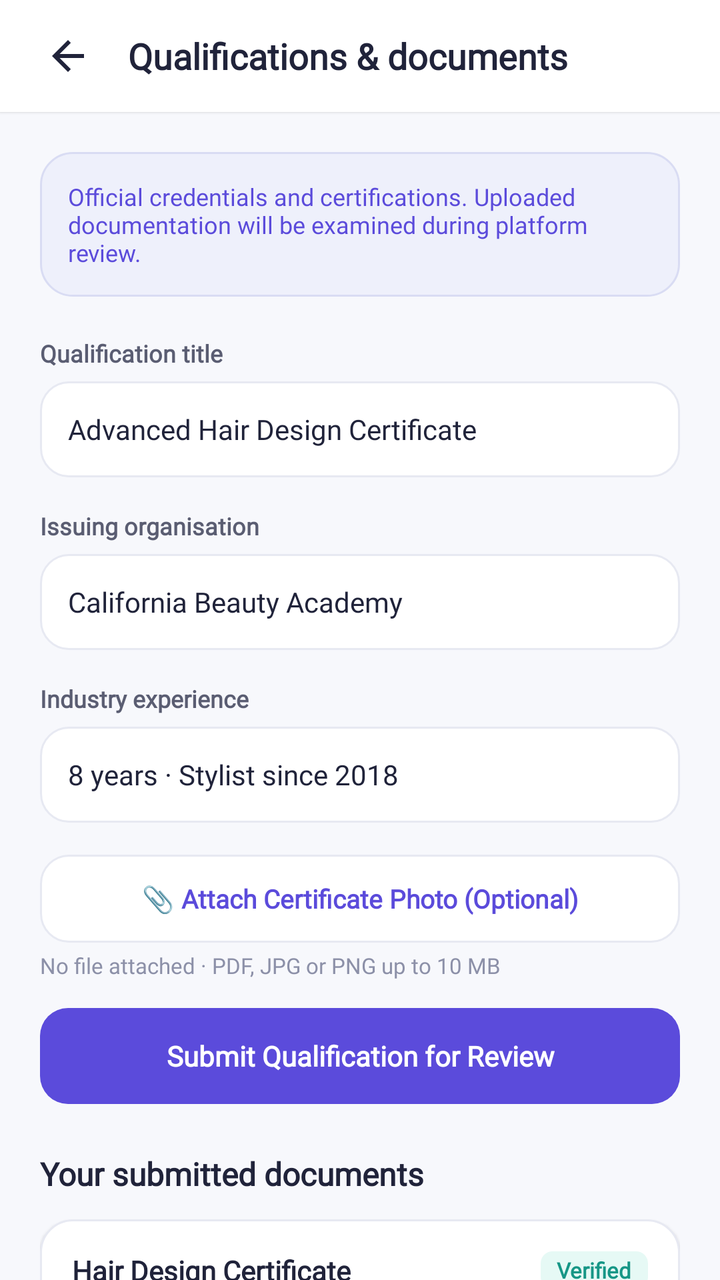
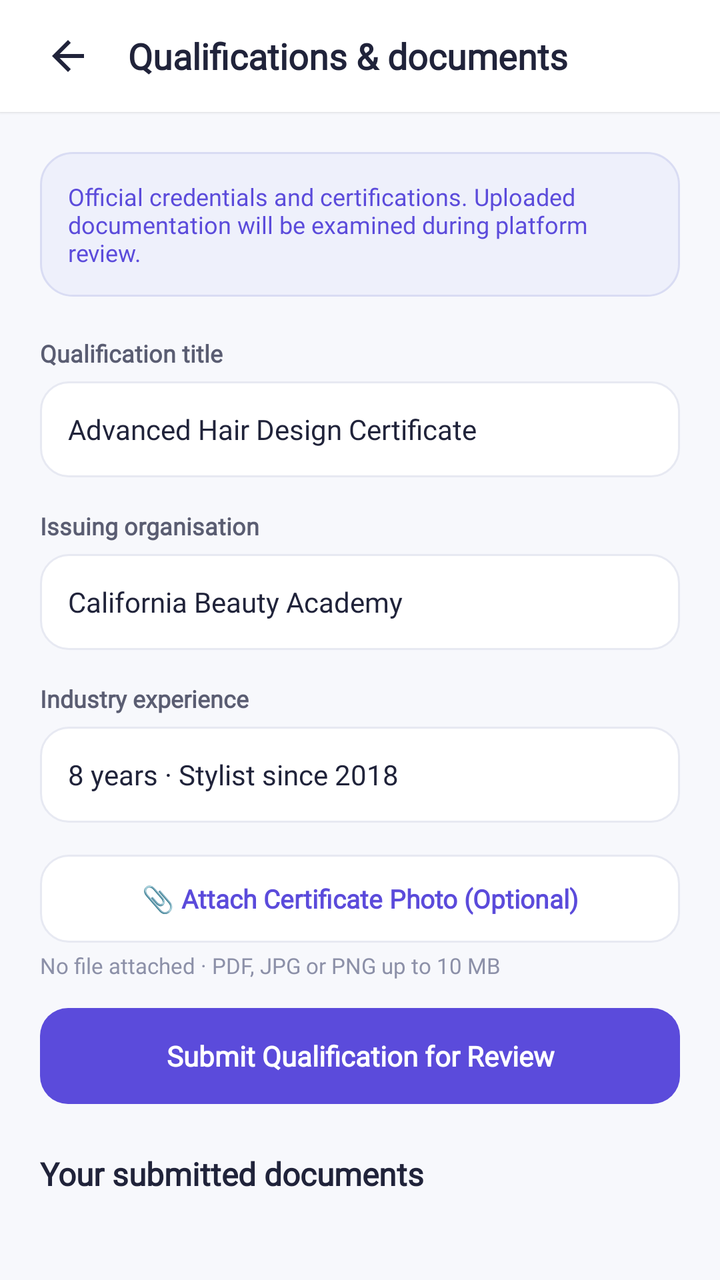

Before-and-after screenshots of an Android layout around one commit, followed by the original layout XML and the change that was made.
<!-- AndroidManifest.xml: application theme Theme.BizBridgeApp -->
<!-- res/layout/fragment_owner_qualifications_documents.xml -->
<?xml version="1.0" encoding="utf-8"?>
<LinearLayout
    xmlns:android="http://schemas.android.com/apk/res/android"
    xmlns:app="http://schemas.android.com/apk/res-auto"
    android:layout_width="match_parent"
    android:layout_height="match_parent"
    android:background="@color/background"
    android:orientation="vertical">

    
    <RelativeLayout
        android:layout_width="match_parent"
        android:layout_height="56dp"
        android:background="@color/surface_white"
        android:elevation="1dp"
        android:paddingStart="16dp"
        android:paddingEnd="16dp">

        <ImageView
            android:id="@+id/btn_back_qualifications"
            android:layout_width="36dp"
            android:layout_height="36dp"
            android:layout_centerVertical="true"
            android:background="?attr/selectableItemBackgroundBorderless"
            android:contentDescription="Back"
            android:padding="6dp"
            android:src="@drawable/ic_arrow_back"
            app:tint="@color/text_primary" />

        <TextView
            android:layout_width="wrap_content"
            android:layout_height="wrap_content"
            android:layout_centerVertical="true"
            android:layout_marginStart="12dp"
            android:layout_toEndOf="@id/btn_back_qualifications"
            android:fontFamily="@font/inter_variable"
            android:text="Qualifications &amp; documents"
            android:textColor="@color/text_primary"
            android:textSize="18sp"
            android:textStyle="bold" />
    </RelativeLayout>

    <androidx.core.widget.NestedScrollView
        android:layout_width="match_parent"
        android:layout_height="0dp"
        android:layout_weight="1"
        android:fillViewport="true">

        <LinearLayout
            android:layout_width="match_parent"
            android:layout_height="wrap_content"
            android:orientation="vertical"
            android:padding="20dp">

            
            <TextView
                android:layout_width="match_parent"
                android:layout_height="wrap_content"
                android:background="@drawable/bg_card_lavender"
                android:fontFamily="@font/inter_variable"
                android:padding="14dp"
                android:text="Official credentials and certifications. Uploaded documentation will be examined during platform review."
                android:textColor="@color/primary"
                android:textSize="12sp" />

            
            <TextView
                android:layout_width="wrap_content"
                android:layout_height="wrap_content"
                android:layout_marginTop="20dp"
                android:fontFamily="@font/inter_variable"
                android:text="Qualification title"
                android:textColor="@color/text_secondary"
                android:textSize="12sp"
                android:textStyle="bold" />

            <EditText
                android:id="@+id/et_doc_qualification_title"
                android:layout_width="match_parent"
                android:layout_height="48dp"
                android:layout_marginTop="6dp"
                android:background="@drawable/bg_input_field"
                android:fontFamily="@font/inter_variable"
                android:paddingStart="14dp"
                android:paddingEnd="14dp"
                android:text="Advanced Hair Design Certificate"
                android:textColor="@color/text_primary"
                android:textSize="14sp" />

            
            <TextView
                android:layout_width="wrap_content"
                android:layout_height="wrap_content"
                android:layout_marginTop="16dp"
                android:fontFamily="@font/inter_variable"
                android:text="Issuing organisation"
                android:textColor="@color/text_secondary"
                android:textSize="12sp"
                android:textStyle="bold" />

            <EditText
                android:id="@+id/et_doc_issuing_org"
                android:layout_width="match_parent"
                android:layout_height="48dp"
                android:layout_marginTop="6dp"
                android:background="@drawable/bg_input_field"
                android:fontFamily="@font/inter_variable"
                android:paddingStart="14dp"
                android:paddingEnd="14dp"
                android:text="California Beauty Academy"
                android:textColor="@color/text_primary"
                android:textSize="14sp" />

            
            <TextView
                android:layout_width="wrap_content"
                android:layout_height="wrap_content"
                android:layout_marginTop="16dp"
                android:fontFamily="@font/inter_variable"
                android:text="Industry experience"
                android:textColor="@color/text_secondary"
                android:textSize="12sp"
                android:textStyle="bold" />

            <EditText
                android:id="@+id/et_doc_experience"
                android:layout_width="match_parent"
                android:layout_height="48dp"
                android:layout_marginTop="6dp"
                android:background="@drawable/bg_input_field"
                android:fontFamily="@font/inter_variable"
                android:paddingStart="14dp"
                android:paddingEnd="14dp"
                android:text="8 years · Stylist since 2018"
                android:textColor="@color/text_primary"
                android:textSize="14sp" />

            
            <LinearLayout
                android:layout_width="match_parent"
                android:layout_height="wrap_content"
                android:layout_marginTop="16dp"
                android:orientation="vertical">

                <androidx.appcompat.widget.AppCompatButton
                    android:id="@+id/btn_select_doc_file"
                    android:layout_width="match_parent"
                    android:layout_height="44dp"
                    android:background="@drawable/bg_button_secondary"
                    android:fontFamily="@font/inter_variable"
                    android:stateListAnimator="@null"
                    android:text="📎 Attach Certificate Photo (Optional)"
                    android:textAllCaps="false"
                    android:textColor="@color/primary"
                    android:textSize="13sp"
                    android:textStyle="bold" />

                <TextView
                    android:id="@+id/tv_attached_file_status"
                    android:layout_width="wrap_content"
                    android:layout_height="wrap_content"
                    android:layout_marginTop="4dp"
                    android:fontFamily="@font/inter_variable"
                    android:text="No file attached · PDF, JPG or PNG up to 10 MB"
                    android:textColor="@color/text_muted"
                    android:textSize="11sp" />
            </LinearLayout>

            
            <androidx.appcompat.widget.AppCompatButton
                android:id="@+id/btn_upload_document"
                android:layout_width="match_parent"
                android:layout_height="48dp"
                android:layout_marginTop="14dp"
                android:background="@drawable/bg_button_primary"
                android:fontFamily="@font/inter_variable"
                android:stateListAnimator="@null"
                android:text="Submit Qualification for Review"
                android:textAllCaps="false"
                android:textColor="@color/surface_white"
                android:textSize="14sp"
                android:textStyle="bold" />

            
            <TextView
                android:layout_width="wrap_content"
                android:layout_height="wrap_content"
                android:layout_marginTop="24dp"
                android:fontFamily="@font/inter_variable"
                android:text="Your submitted documents"
                android:textColor="@color/text_primary"
                android:textSize="16sp"
                android:textStyle="bold" />

            <LinearLayout
                android:id="@+id/ll_submitted_documents_container"
                android:layout_width="match_parent"
                android:layout_height="wrap_content"
                android:orientation="vertical">

            
            <LinearLayout
                android:layout_width="match_parent"
                android:layout_height="wrap_content"
                android:layout_marginTop="12dp"
                android:background="@drawable/bg_card_white"
                android:elevation="1dp"
                android:orientation="vertical"
                android:padding="16dp">

                <RelativeLayout
                    android:layout_width="match_parent"
                    android:layout_height="wrap_content">

                    <TextView
                        android:layout_width="wrap_content"
                        android:layout_height="wrap_content"
                        android:fontFamily="@font/inter_variable"
                        android:text="Hair Design Certificate"
                        android:textColor="@color/text_primary"
                        android:textSize="14sp"
                        android:textStyle="bold" />

                    <TextView
                        android:layout_width="wrap_content"
                        android:layout_height="wrap_content"
                        android:layout_alignParentEnd="true"
                        android:background="@drawable/bg_tag_verified"
                        android:fontFamily="@font/inter_variable"
                        android:paddingStart="8dp"
                        android:paddingEnd="8dp"
                        android:paddingTop="2dp"
                        android:paddingBottom="2dp"
                        android:text="Verified"
                        android:textColor="@color/secondary_dark"
                        android:textSize="11sp"
                        android:textStyle="bold" />
                </RelativeLayout>

                <TextView
                    android:layout_width="wrap_content"
                    android:layout_height="wrap_content"
                    android:layout_marginTop="3dp"
                    android:fontFamily="@font/inter_variable"
                    android:text="California Beauty Academy · Verified Oct 20"
                    android:textColor="@color/text_secondary"
                    android:textSize="12sp" />
            </LinearLayout>

            
            <LinearLayout
                android:layout_width="match_parent"
                android:layout_height="wrap_content"
                android:layout_marginTop="10dp"
                android:background="@drawable/bg_card_white"
                android:elevation="1dp"
                android:orientation="vertical"
                android:padding="16dp">

                <RelativeLayout
                    android:layout_width="match_parent"
                    android:layout_height="wrap_content">

                    <TextView
                        android:layout_width="wrap_content"
                        android:layout_height="wrap_content"
                        android:fontFamily="@font/inter_variable"
                        android:text="Advanced Color Systems"
                        android:textColor="@color/text_primary"
                        android:textSize="14sp"
                        android:textStyle="bold" />

                    <TextView
                        android:layout_width="wrap_content"
                        android:layout_height="wrap_content"
                        android:layout_alignParentEnd="true"
                        android:background="@drawable/bg_badge_pending"
                        android:fontFamily="@font/inter_variable"
                        android:paddingStart="8dp"
                        android:paddingEnd="8dp"
                        android:paddingTop="2dp"
                        android:paddingBottom="2dp"
                        android:text="Pending"
                        android:textColor="@color/badge_pending_text"
                        android:textSize="11sp"
                        android:textStyle="bold" />
                </RelativeLayout>

                <TextView
                    android:layout_width="wrap_content"
                    android:layout_height="wrap_content"
                    android:layout_marginTop="3dp"
                    android:fontFamily="@font/inter_variable"
                    android:text="Submitted Oct 22 · Review pending"
                    android:textColor="@color/text_secondary"
                    android:textSize="12sp" />
            </LinearLayout>

            
            <LinearLayout
                android:layout_width="match_parent"
                android:layout_height="wrap_content"
                android:layout_marginTop="10dp"
                android:layout_marginBottom="24dp"
                android:background="@drawable/bg_card_white"
                android:elevation="1dp"
                android:orientation="vertical"
                android:padding="16dp">

                <RelativeLayout
                    android:layout_width="match_parent"
                    android:layout_height="wrap_content">

                    <TextView
                        android:layout_width="wrap_content"
                        android:layout_height="wrap_content"
                        android:fontFamily="@font/inter_variable"
                        android:text="Experience letter"
                        android:textColor="@color/text_primary"
                        android:textSize="14sp"
                        android:textStyle="bold" />

                    <TextView
                        android:layout_width="wrap_content"
                        android:layout_height="wrap_content"
                        android:layout_alignParentEnd="true"
                        android:background="@drawable/bg_badge_rejected"
                        android:fontFamily="@font/inter_variable"
                        android:paddingStart="8dp"
                        android:paddingEnd="8dp"
                        android:paddingTop="2dp"
                        android:paddingBottom="2dp"
                        android:text="Rejected"
                        android:textColor="@color/error_text"
                        android:textSize="11sp"
                        android:textStyle="bold" />
                </RelativeLayout>

                <TextView
                    android:layout_width="wrap_content"
                    android:layout_height="wrap_content"
                    android:layout_marginTop="3dp"
                    android:fontFamily="@font/inter_variable"
                    android:text="Dates are not legible. Upload a clearer copy."
                    android:textColor="@color/error_text"
                    android:textSize="12sp" />

                <TextView
                    android:id="@+id/btn_resubmit_document"
                    android:layout_width="wrap_content"
                    android:layout_height="wrap_content"
                    android:layout_marginTop="8dp"
                    android:fontFamily="@font/inter_variable"
                    android:text="Resubmit document →"
                    android:textColor="@color/primary"
                    android:textSize="12sp"
                    android:textStyle="bold" />
            </LinearLayout>
            </LinearLayout>

        </LinearLayout>
    </androidx.core.widget.NestedScrollView>

</LinearLayout>
<!-- resources referenced by this layout -->
<resources>
  <color name="background">#F7F8FC</color>
  <color name="badge_pending_text">#D97706</color>
  <color name="error_text">#DC2626</color>
  <color name="primary">#5B4BDB</color>
  <color name="secondary_dark">#169686</color>
  <color name="surface_white">#FFFFFF</color>
  <color name="text_muted">#8C90A8</color>
  <color name="text_primary">#20233A</color>
  <color name="text_secondary">#5A5D72</color>
  <!-- drawable bg_badge_pending (drawable) -->
  <?xml version="1.0" encoding="utf-8"?>
  <shape xmlns:android="http://schemas.android.com/apk/res/android"
      android:shape="rectangle">
      <solid android:color="@color/badge_pending_bg" />
      <corners android:radius="6dp" />
  </shape>
  <!-- drawable bg_badge_rejected (drawable) -->
  <?xml version="1.0" encoding="utf-8"?>
  <shape xmlns:android="http://schemas.android.com/apk/res/android"
      android:shape="rectangle">
      <solid android:color="@color/badge_rejected_bg" />
      <corners android:radius="6dp" />
  </shape>
  <!-- drawable bg_button_primary (drawable) -->
  <?xml version="1.0" encoding="utf-8"?>
  <ripple xmlns:android="http://schemas.android.com/apk/res/android"
      android:color="#33FFFFFF">
      <item>
          <shape android:shape="rectangle">
              <solid android:color="@color/primary" />
              <corners android:radius="@dimen/radius_button" />
          </shape>
      </item>
  </ripple>
  <!-- drawable bg_card_lavender (drawable) -->
  <?xml version="1.0" encoding="utf-8"?>
  <shape xmlns:android="http://schemas.android.com/apk/res/android"
      android:shape="rectangle">
      <solid android:color="@color/primary_light" />
      <stroke
          android:width="@dimen/stroke_subtle"
          android:color="@color/primary_light_border" />
      <corners android:radius="@dimen/radius_card" />
  </shape>
  <!-- drawable bg_card_white (drawable) -->
  <?xml version="1.0" encoding="utf-8"?>
  <shape xmlns:android="http://schemas.android.com/apk/res/android"
      android:shape="rectangle">
      <solid android:color="@color/surface_white" />
      <stroke
          android:width="@dimen/stroke_subtle"
          android:color="@color/border_subtle" />
      <corners android:radius="@dimen/radius_card" />
  </shape>
  <!-- drawable bg_tag_verified (drawable) -->
  <?xml version="1.0" encoding="utf-8"?>
  <shape xmlns:android="http://schemas.android.com/apk/res/android"
      android:shape="rectangle">
      <solid android:color="@color/secondary_light" />
      <corners android:radius="6dp" />
  </shape>
  <!-- drawable ic_arrow_back (drawable) -->
  <vector xmlns:android="http://schemas.android.com/apk/res/android"
      android:width="24dp"
      android:height="24dp"
      android:viewportWidth="24"
      android:viewportHeight="24">
      <path
          android:fillColor="#20233A"
          android:pathData="M20,11H7.83l5.59,-5.59L12,4l-8,8 8,8 1.41,-1.41L7.83,13H20v-2z" />
  </vector>
  <style name="Theme.BizBridgeApp" parent="Base.Theme.BizBridgeApp" />
  <color name="badge_pending_bg">#FFF4E5</color>
  <color name="badge_rejected_bg">#FEE2E2</color>
  <dimen name="radius_button">14dp</dimen>
  <dimen name="stroke_subtle">1dp</dimen>
  <color name="border_subtle">#E7E9F2</color>
  <color name="primary_light">#EEF0FB</color>
  <color name="primary_light_border">#D9DCF3</color>
  <dimen name="radius_card">16dp</dimen>
  <dimen name="stroke_focused">1.5dp</dimen>
  <color name="border_focused">#5B4BDB</color>
  <dimen name="radius_input">14dp</dimen>
  <color name="secondary_light">#E6F9F5</color>
  <color name="white">#FFFFFFFF</color>
  <color name="secondary">#20B8A6</color>
  <!-- unchanged entries left out for length: 3 -->
</resources>

<!-- the commit's change to res/layout/fragment_owner_qualifications_documents.xml (unified diff, before → after) -->
@@ -196,167 +196,9 @@
                 android:id="@+id/ll_submitted_documents_container"
                 android:layout_width="match_parent"
                 android:layout_height="wrap_content"
-                android:orientation="vertical">
-
-            
-            <LinearLayout
-                android:layout_width="match_parent"
-                android:layout_height="wrap_content"
                 android:layout_marginTop="12dp"
-                android:background="@drawable/bg_card_white"
-                android:elevation="1dp"
-                android:orientation="vertical"
-                android:padding="16dp">
-
-                <RelativeLayout
-                    android:layout_width="match_parent"
-                    android:layout_height="wrap_content">
-
-                    <TextView
-                        android:layout_width="wrap_content"
-                        android:layout_height="wrap_content"
-                        android:fontFamily="@font/inter_variable"
-                        android:text="Hair Design Certificate"
-                        android:textColor="@color/text_primary"
-                        android:textSize="14sp"
-                        android:textStyle="bold" />
-
-                    <TextView
-                        android:layout_width="wrap_content"
-                        android:layout_height="wrap_content"
-                        android:layout_alignParentEnd="true"
-                        android:background="@drawable/bg_tag_verified"
-                        android:fontFamily="@font/inter_variable"
-                        android:paddingStart="8dp"
-                        android:paddingEnd="8dp"
-                        android:paddingTop="2dp"
-                        android:paddingBottom="2dp"
-                        android:text="Verified"
-                        android:textColor="@color/secondary_dark"
-                        android:textSize="11sp"
-                        android:textStyle="bold" />
-                </RelativeLayout>
-
-                <TextView
-                    android:layout_width="wrap_content"
-                    android:layout_height="wrap_content"
-                    android:layout_marginTop="3dp"
-                    android:fontFamily="@font/inter_variable"
-                    android:text="California Beauty Academy · Verified Oct 20"
-                    android:textColor="@color/text_secondary"
-                    android:textSize="12sp" />
-            </LinearLayout>
-
-            
-            <LinearLayout
-                android:layout_width="match_parent"
-                android:layout_height="wrap_content"
-                android:layout_marginTop="10dp"
-                android:background="@drawable/bg_card_white"
-                android:elevation="1dp"
-                android:orientation="vertical"
-                android:padding="16dp">
-
-                <RelativeLayout
-                    android:layout_width="match_parent"
-                    android:layout_height="wrap_content">
-
-                    <TextView
-                        android:layout_width="wrap_content"
-                        android:layout_height="wrap_content"
-                        android:fontFamily="@font/inter_variable"
-                        android:text="Advanced Color Systems"
-                        android:textColor="@color/text_primary"
-                        android:textSize="14sp"
-                        android:textStyle="bold" />
-
-                    <TextView
-                        android:layout_width="wrap_content"
-                        android:layout_height="wrap_content"
-                        android:layout_alignParentEnd="true"
-                        android:background="@drawable/bg_badge_pending"
-                        android:fontFamily="@font/inter_variable"
-                        android:paddingStart="8dp"
-                        android:paddingEnd="8dp"
-                        android:paddingTop="2dp"
-                        android:paddingBottom="2dp"
-                        android:text="Pending"
-                        android:textColor="@color/badge_pending_text"
-                        android:textSize="11sp"
-                        android:textStyle="bold" />
-                </RelativeLayout>
-
-                <TextView
-                    android:layout_width="wrap_content"
-                    android:layout_height="wrap_content"
-                    android:layout_marginTop="3dp"
-                    android:fontFamily="@font/inter_variable"
-                    android:text="Submitted Oct 22 · Review pending"
-                    android:textColor="@color/text_secondary"
-                    android:textSize="12sp" />
-            </LinearLayout>
-
-            
-            <LinearLayout
-                android:layout_width="match_parent"
-                android:layout_height="wrap_content"
-                android:layout_marginTop="10dp"
                 android:layout_marginBottom="24dp"
-                android:background="@drawable/bg_card_white"
-                android:elevation="1dp"
-                android:orientation="vertical"
-                android:padding="16dp">
-
-                <RelativeLayout
-                    android:layout_width="match_parent"
-                    android:layout_height="wrap_content">
-
-                    <TextView
-                        android:layout_width="wrap_content"
-                        android:layout_height="wrap_content"
-                        android:fontFamily="@font/inter_variable"
-                        android:text="Experience letter"
-                        android:textColor="@color/text_primary"
-                        android:textSize="14sp"
-                        android:textStyle="bold" />
-
-                    <TextView
-                        android:layout_width="wrap_content"
-                        android:layout_height="wrap_content"
-                        android:layout_alignParentEnd="true"
-                        android:background="@drawable/bg_badge_rejected"
-                        android:fontFamily="@font/inter_variable"
-                        android:paddingStart="8dp"
-                        android:paddingEnd="8dp"
-                        android:paddingTop="2dp"
-                        android:paddingBottom="2dp"
-                        android:text="Rejected"
-                        android:textColor="@color/error_text"
-                        android:textSize="11sp"
-                        android:textStyle="bold" />
-                </RelativeLayout>
-
-                <TextView
-                    android:layout_width="wrap_content"
-                    android:layout_height="wrap_content"
-                    android:layout_marginTop="3dp"
-                    android:fontFamily="@font/inter_variable"
-                    android:text="Dates are not legible. Upload a clearer copy."
-                    android:textColor="@color/error_text"
-                    android:textSize="12sp" />
-
-                <TextView
-                    android:id="@+id/btn_resubmit_document"
-                    android:layout_width="wrap_content"
-                    android:layout_height="wrap_content"
-                    android:layout_marginTop="8dp"
-                    android:fontFamily="@font/inter_variable"
-                    android:text="Resubmit document →"
-                    android:textColor="@color/primary"
-                    android:textSize="12sp"
-                    android:textStyle="bold" />
-            </LinearLayout>
-            </LinearLayout>
+                android:orientation="vertical" />
 
         </LinearLayout>
     </androidx.core.widget.NestedScrollView>
<!-- resource entries referenced after the edit -->
@@ -1,28 +1,11 @@
 <!-- resources referenced by this layout -->
 <resources>
   <color name="background">#F7F8FC</color>
-  <color name="badge_pending_text">#D97706</color>
-  <color name="error_text">#DC2626</color>
   <color name="primary">#5B4BDB</color>
-  <color name="secondary_dark">#169686</color>
   <color name="surface_white">#FFFFFF</color>
   <color name="text_muted">#8C90A8</color>
   <color name="text_primary">#20233A</color>
   <color name="text_secondary">#5A5D72</color>
-  <!-- drawable bg_badge_pending (drawable) -->
-  <?xml version="1.0" encoding="utf-8"?>
-  <shape xmlns:android="http://schemas.android.com/apk/res/android"
-      android:shape="rectangle">
-      <solid android:color="@color/badge_pending_bg" />
-      <corners android:radius="6dp" />
-  </shape>
-  <!-- drawable bg_badge_rejected (drawable) -->
-  <?xml version="1.0" encoding="utf-8"?>
-  <shape xmlns:android="http://schemas.android.com/apk/res/android"
-      android:shape="rectangle">
-      <solid android:color="@color/badge_rejected_bg" />
-      <corners android:radius="6dp" />
-  </shape>
   <!-- drawable bg_button_primary (drawable) -->
   <?xml version="1.0" encoding="utf-8"?>
   <ripple xmlns:android="http://schemas.android.com/apk/res/android"
@@ -44,23 +27,6 @@
           android:color="@color/primary_light_border" />
       <corners android:radius="@dimen/radius_card" />
   </shape>
-  <!-- drawable bg_card_white (drawable) -->
-  <?xml version="1.0" encoding="utf-8"?>
-  <shape xmlns:android="http://schemas.android.com/apk/res/android"
-      android:shape="rectangle">
-      <solid android:color="@color/surface_white" />
-      <stroke
-          android:width="@dimen/stroke_subtle"
-          android:color="@color/border_subtle" />
-      <corners android:radius="@dimen/radius_card" />
-  </shape>
-  <!-- drawable bg_tag_verified (drawable) -->
-  <?xml version="1.0" encoding="utf-8"?>
-  <shape xmlns:android="http://schemas.android.com/apk/res/android"
-      android:shape="rectangle">
-      <solid android:color="@color/secondary_light" />
-      <corners android:radius="6dp" />
-  </shape>
   <!-- drawable ic_arrow_back (drawable) -->
   <vector xmlns:android="http://schemas.android.com/apk/res/android"
       android:width="24dp"
@@ -72,8 +38,6 @@
           android:pathData="M20,11H7.83l5.59,-5.59L12,4l-8,8 8,8 1.41,-1.41L7.83,13H20v-2z" />
   </vector>
   <style name="Theme.BizBridgeApp" parent="Base.Theme.BizBridgeApp" />
-  <color name="badge_pending_bg">#FFF4E5</color>
-  <color name="badge_rejected_bg">#FEE2E2</color>
   <dimen name="radius_button">14dp</dimen>
   <dimen name="stroke_subtle">1dp</dimen>
   <color name="border_subtle">#E7E9F2</color>
@@ -83,7 +47,6 @@
   <dimen name="stroke_focused">1.5dp</dimen>
   <color name="border_focused">#5B4BDB</color>
   <dimen name="radius_input">14dp</dimen>
-  <color name="secondary_light">#E6F9F5</color>
   <color name="white">#FFFFFFFF</color>
   <color name="secondary">#20B8A6</color>
   <!-- unchanged entries left out for length: 3 -->
